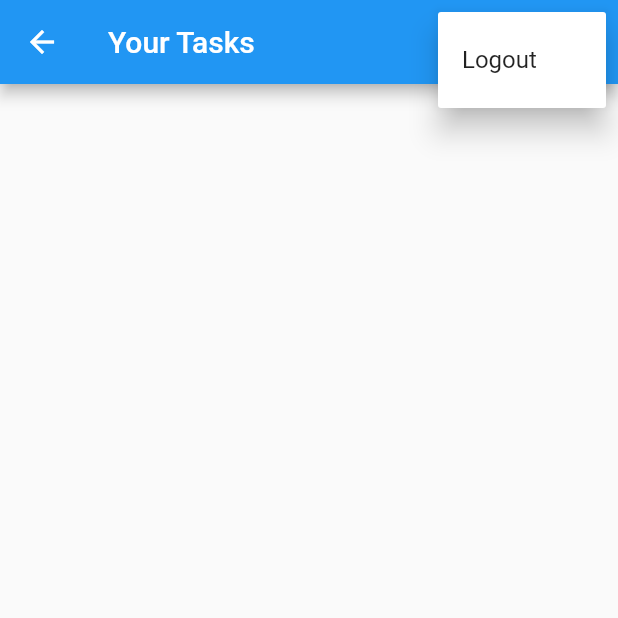
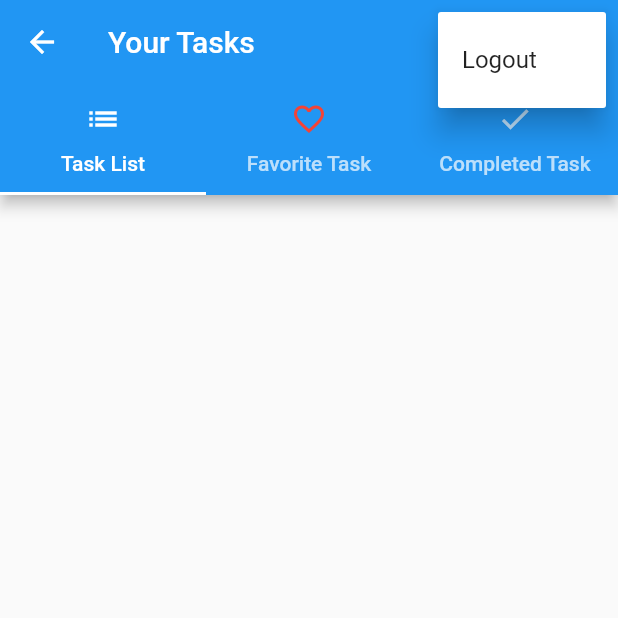
Before and after one commit to partho-debnath/flutter-django-crud-authentication, a Flutter app: the ListScreen screen opened by its route, after a tap on the "more vert" icon, on a phone screen of 412 x 824 dp, the top half of it. Run offline on Flutter 3.47's test engine with Material 2 defaults, Android fonts, the phone set to English and light mode, and no system bars; accounts and stored records are empty.

Commit message:
add TabBar

```diff
--- a/fluttercrud/lib/main.dart
+++ b/fluttercrud/lib/main.dart
@@ -25,7 +25,7 @@ class MyApp extends StatelessWidget {
       child: MaterialApp(
         debugShowCheckedModeBanner: false,
         title: 'Django-Flutter',
-        initialRoute: RegistrationScreen.routeName,
+        initialRoute: LoginScreen.routeName,
         routes: {
           LoginScreen.routeName: (cntxt) => const LoginScreen(),
           ListScreen.routeName: (cntxt) => const ListScreen(),
--- a/fluttercrud/lib/screens/list_screen.dart
+++ b/fluttercrud/lib/screens/list_screen.dart
@@ -48,7 +48,9 @@ class ListScreen extends StatelessWidget {
   Widget build(BuildContext context) {
     final TaskProvider userTaskProvider = Provider.of<TaskProvider>(context);
 
-    return Scaffold(
+    return DefaultTabController(
+      length: 3,
+      child: Scaffold(
         appBar: AppBar(
           title: const Text('Your Tasks'),
           actions: [
@@ -80,8 +82,29 @@ class ListScreen extends StatelessWidget {
               child: const Icon(Icons.more_vert),
             ),
           ],
+          bottom: const TabBar(
+            tabs: [
+              Tab(
+                text: 'Task List',
+                icon: Icon(Icons.list),
               ),
-      body: RefreshIndicator(
+              Tab(
+                text: 'Favorite Task',
+                icon: Icon(
+                  Icons.favorite_border,
+                  color: Colors.red,
+                ),
+              ),
+              Tab(
+                text: 'Completed Task',
+                icon: Icon(Icons.done),
+              ),
+            ],
+          ),
+        ),
+        body: TabBarView(
+          children: [
+            RefreshIndicator(
               onRefresh: () {
                 return userTaskProvider.fetchTask();
               },
@@ -95,6 +118,11 @@ class ListScreen extends StatelessWidget {
                     );
                   }),
             ),
+            const Center(child: Text('Favorite')),
+            const Center(child: Text('Completed'))
+          ],
+        ),
+      ),
     );
   }
 }
```
Also changed, not shown: 1 other file. Lines whose indentation alone changed are shown as unchanged.
